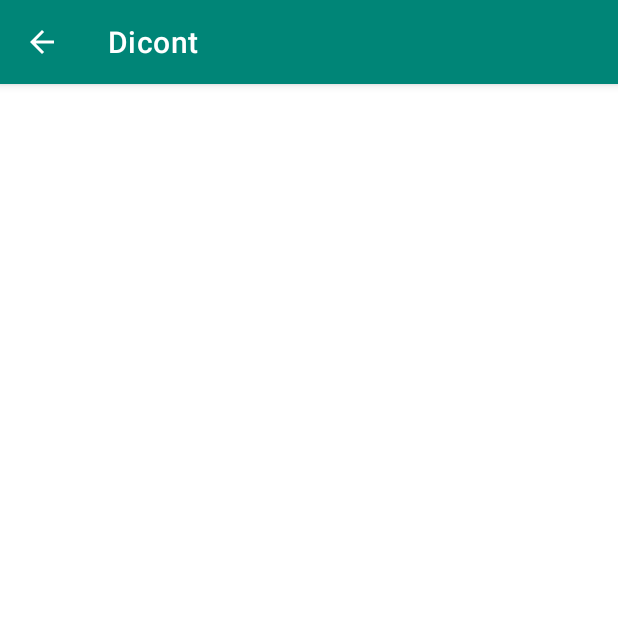
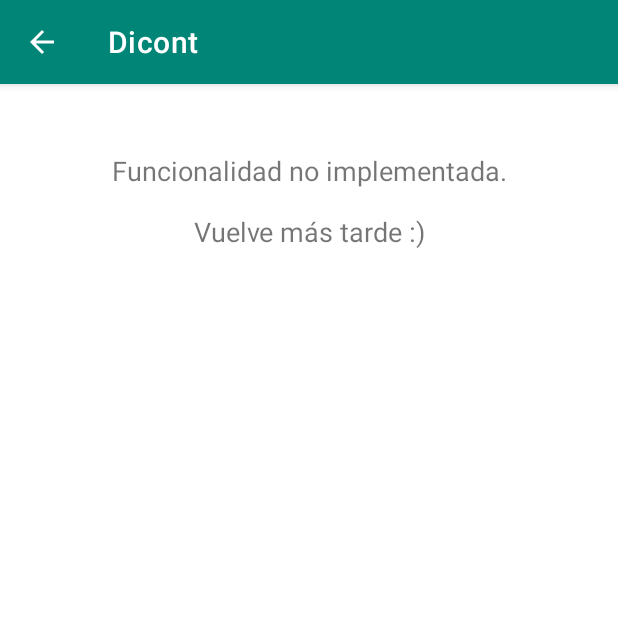
Before and after one commit to juano47/Dicont, an Android app: the ListaConstancias screen opened directly, with no data from a screen before it, on a phone screen of 412 x 824 dp, the top half of it. Run offline under Robolectric (Android 15) with nearby library versions, the phone set to English and light mode, and no system bars; 1 statement that could not run was skipped.

Commit message:
Cambios varios

```diff
--- a/app/src/main/java/dicont/dicont/FragmentMonotributo.java
+++ b/app/src/main/java/dicont/dicont/FragmentMonotributo.java
@@ -514,7 +514,7 @@ public class FragmentMonotributo extends Fragment {
                                 AlertDialog.Builder builder = new AlertDialog.Builder(getContext());
                                 //Configurar las características
                                 builder
-                                        .setMessage("Hubo un error el tomar la foto del FRENTE de tu dni. Intentalo de nuevo por favor")
+                                        .setMessage("Hubo un error al tomar la foto del FRENTE de tu dni. Intentalo de nuevo por favor")
                                         .setIcon(R.drawable.ic_error)
                                         .setNegativeButton("Aceptar",
                                                 new DialogInterface.OnClickListener() {
--- a/app/src/main/java/dicont/dicont/ListaConstancias.java
+++ b/app/src/main/java/dicont/dicont/ListaConstancias.java
@@ -4,7 +4,10 @@ import androidx.appcompat.app.ActionBar;
 import androidx.appcompat.app.AppCompatActivity;
 
 import android.os.Bundle;
+import android.service.autofill.UserData;
 import android.view.MenuItem;
+
+import dicont.dicont.Domain.DataUser;
 
 public class ListaConstancias extends AppCompatActivity {
 
@@ -16,6 +19,7 @@ public class ListaConstancias extends AppCompatActivity {
         //define la flecha para volver en la actionBar
         ActionBar actionBar = getSupportActionBar();
         actionBar.setDisplayHomeAsUpEnabled(true);
+        actionBar.setSubtitle("Hola " + DataUser.getInstance().getUser().getNombre());
     }
 
     //flecha volver en la actionbar
--- a/app/src/main/java/dicont/dicont/Login/Ingreso.java
+++ b/app/src/main/java/dicont/dicont/Login/Ingreso.java
@@ -28,6 +28,7 @@ import com.google.firebase.database.ValueEventListener;
 import dicont.dicont.Domain.DataUser;
 import dicont.dicont.Domain.User;
 import dicont.dicont.Inicio;
+import dicont.dicont.MainActivity;
 import dicont.dicont.R;
 
 public class Ingreso extends AppCompatActivity {
@@ -79,8 +80,6 @@ public class Ingreso extends AppCompatActivity {
                             if(mAuth.getCurrentUser().isEmailVerified()) {
                                 // Sign in success, update UI with the signed-in user's information
                                 Log.d("", "signInWithEmail:success");
-                                Toast.makeText(Ingreso.this, "Ingreso exitoso", Toast.LENGTH_SHORT).show();
-
                                 /*
                                 Si el estado está en 0: actualizamos emailVerificado y cambiamos el estado a 1
                                 Si el estado es distinto de 0: no hacemos nada
@@ -139,7 +138,7 @@ public class Ingreso extends AppCompatActivity {
                                 progressDialog.dismiss();
                                 // Si el usuario no verificó su correo
                                 Log.w("", "signInWithEmail:failure", task.getException());
-                                Toast.makeText(Ingreso.this, "Verificar correo", Toast.LENGTH_SHORT).show();
+                                Toast.makeText(Ingreso.this, "Verifica tu correo para poder ingresar", Toast.LENGTH_SHORT).show();
                                 //Traducir y poner en un AlertDialog los mensajes de task.getException().getMessage()
                             }
                         } else {
@@ -183,7 +182,6 @@ public class Ingreso extends AppCompatActivity {
                                 AlertDialog dialog = builder.create();
                                 //Mostrarlo
                                 dialog.show();
-                            Toast.makeText(Ingreso.this, "An email has been sent to you.", Toast.LENGTH_SHORT).show();
 
                         } else {
                                 Toast.makeText(Ingreso.this, task.getException().getMessage(), Toast.LENGTH_SHORT).show();
--- a/app/src/main/java/dicont/dicont/Login/Registro.java
+++ b/app/src/main/java/dicont/dicont/Login/Registro.java
@@ -96,6 +96,8 @@ public class Registro extends AppCompatActivity {
 
                                         Toast.makeText(Registro.this, "Se creo el usuario en la base de datos!", Toast.LENGTH_SHORT).show();
 
+                                        Intent i = new Intent(Registro.this, Ingreso.class);
+                                        startActivity(i);
 
                                     }else{
                                         Toast.makeText(Registro.this, "El envió del email de verificación falló!", Toast.LENGTH_SHORT).show();
--- a/app/src/main/res/layout/activity_lista_constancias.xml
+++ b/app/src/main/res/layout/activity_lista_constancias.xml
@@ -6,8 +6,25 @@
     android:layout_height="match_parent"
     tools:context=".ListaConstancias">
 
-    <androidx.recyclerview.widget.RecyclerView
-        android:id="@+id/recyclerView_lista_constancias"
-        android:layout_width="match_parent"
-        android:layout_height="match_parent" />
+    <TextView
+        android:id="@+id/textView11"
+        android:layout_width="wrap_content"
+        android:layout_height="wrap_content"
+        android:layout_marginTop="45dp"
+        android:text="Funcionalidad no implementada."
+        android:textSize="18sp"
+        app:layout_constraintEnd_toEndOf="parent"
+        app:layout_constraintStart_toStartOf="parent"
+        app:layout_constraintTop_toTopOf="parent" />
+
+    <TextView
+        android:id="@+id/textView12"
+        android:layout_width="wrap_content"
+        android:layout_height="wrap_content"
+        android:layout_marginTop="16dp"
+        android:text="Vuelve más tarde :)"
+        android:textSize="18sp"
+        app:layout_constraintEnd_toEndOf="@+id/textView11"
+        app:layout_constraintStart_toStartOf="@+id/textView11"
+        app:layout_constraintTop_toBottomOf="@+id/textView11" />
 </androidx.constraintlayout.widget.ConstraintLayout>
--- a/app/src/main/res/layout/activity_principal.xml
+++ b/app/src/main/res/layout/activity_principal.xml
@@ -8,7 +8,8 @@
 
     <com.google.android.material.appbar.AppBarLayout
         android:layout_width="match_parent"
-        android:layout_height="wrap_content">
+        android:layout_height="wrap_content"
+        >
 
         <com.google.android.material.tabs.TabLayout
             android:id="@+id/tabs"
```
Also changed, not shown: app/src/main/java/dicont/dicont/Inicio.java (+6 -1 lines), app/src/main/java/dicont/dicont/MainActivity.java (+1 -6 lines).
